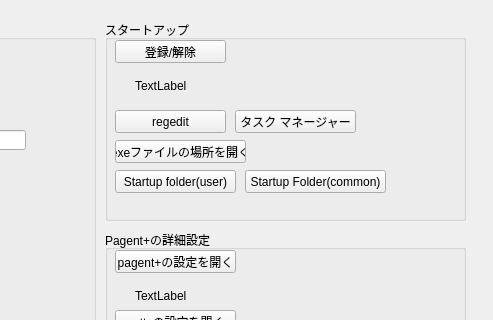
The window that settingdlg.ui (zmatsuo/pageant-) describes before a commit, drawn with Qt 5; both pictures show x 285 to 778 and y 0 to 320 of the 778 by 679 pixel window.
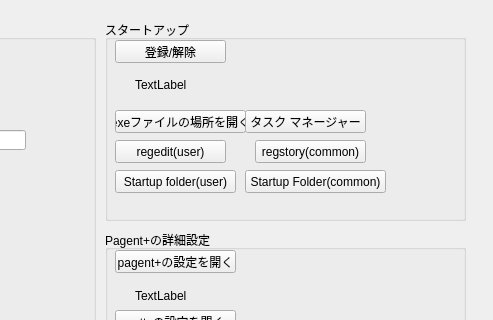
The same window after the commit.

Diff of the .ui file:
```diff
--- a/settingdlg.ui
+++ b/settingdlg.ui
@@ -73,7 +73,7 @@
    <widget class="QPushButton" name="pushButton_4">
     <property name="geometry">
      <rect>
-      <x>130</x>
+      <x>140</x>
       <y>90</y>
       <width>121</width>
       <height>23</height>
@@ -87,13 +87,13 @@
     <property name="geometry">
      <rect>
       <x>10</x>
-      <y>90</y>
+      <y>120</y>
       <width>111</width>
       <height>23</height>
      </rect>
     </property>
     <property name="text">
-     <string>regedit</string>
+     <string>regedit(user)</string>
     </property>
    </widget>
    <widget class="QLabel" name="label_6">
@@ -105,18 +105,24 @@
       <height>31</height>
      </rect>
     </property>
+    <property name="cursor">
+     <cursorShape>IBeamCursor</cursorShape>
+    </property>
     <property name="text">
      <string>TextLabel</string>
     </property>
     <property name="wordWrap">
      <bool>true</bool>
     </property>
+    <property name="textInteractionFlags">
+     <set>Qt::LinksAccessibleByMouse|Qt::TextSelectableByMouse</set>
+    </property>
    </widget>
    <widget class="QPushButton" name="pushButton_8">
     <property name="geometry">
      <rect>
       <x>10</x>
-      <y>120</y>
+      <y>90</y>
       <width>131</width>
       <height>23</height>
      </rect>
@@ -151,6 +157,19 @@
      <string>Startup Folder(common)</string>
     </property>
    </widget>
+   <widget class="QPushButton" name="pushButton_11">
+    <property name="geometry">
+     <rect>
+      <x>150</x>
+      <y>120</y>
+      <width>111</width>
+      <height>23</height>
+     </rect>
+    </property>
+    <property name="text">
+     <string>regstory(common)</string>
+    </property>
+   </widget>
   </widget>
   <widget class="QGroupBox" name="groupBox_2">
    <property name="geometry">
```
